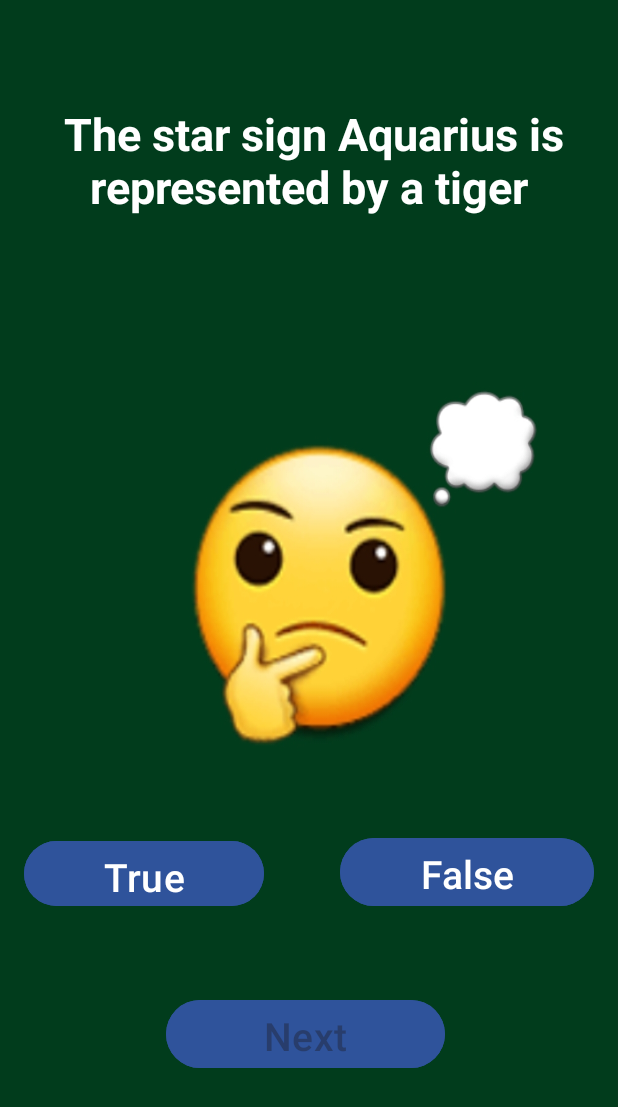
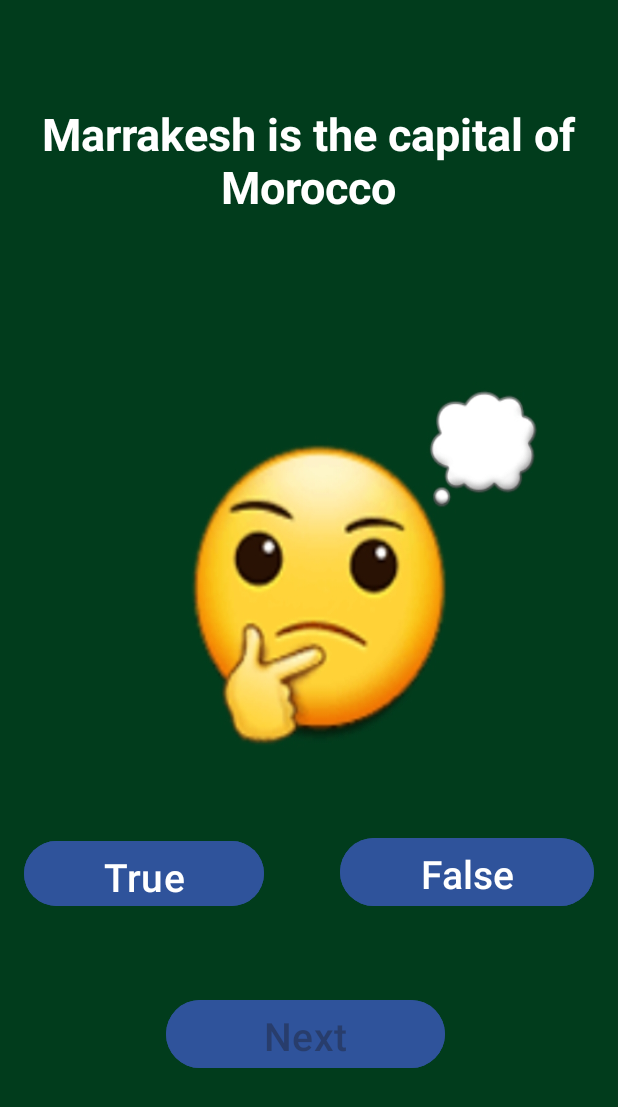
Before and after one commit to VCSTDN2024/imad5112-assignment-2-ST10470261, an Android app: the screen it shows after launch (MainActivity2), after a tap on "Start", on a phone screen of 412 x 824 dp. Shown: the top 1107 px of the screen. Run offline under Robolectric (Android 15) with nearby library versions, the phone set to English and light mode, and no system bars.

Commit message:
Final commit

```diff
--- a/app/src/main/java/com/example/popquizapp/MainActivity2.kt
+++ b/app/src/main/java/com/example/popquizapp/MainActivity2.kt
@@ -17,9 +17,28 @@ class MainActivity2 : AppCompatActivity() {
     private lateinit var trueBtn: Button
     private lateinit var nextBtn: Button
     private lateinit var falseBtn: Button
+    private lateinit var selectedQuestionSet: QuestionSet
+
+
+    enum class QuestionSetIdentifier {
+        SET_ONE,
+        SET_TWO,
+        SET_THREE,
+        SET_FOUR,
+        SET_FIVE
+    }
+    data class QuestionSet(
+        val id: QuestionSetIdentifier,
+        val questions: ArrayList<String>,
+        val answers: ArrayList<Boolean>
+    )
 
     companion object {
-        val questions = arrayOf(
+        val questionSets = listOf(
+            /*1st SET of questions*/
+            QuestionSet(
+                QuestionSetIdentifier.SET_ONE,
+                arrayListOf(
                     " The star sign Aquarius is represented by a tiger",
                     " 'A' is the most common letter used in the English language ",
                     " ASOS stands for As Seen On Screen",
@@ -30,19 +49,93 @@ class MainActivity2 : AppCompatActivity() {
                     " When the two numbers on opposite sides of a dice are added together it always equals 7",
                     " In the English language there is no word that rhymes with orange",
                     " English is the most spoken language in the world"
+                ),
+                arrayListOf(false, false, true, true, true, true, false, true, true, false)
+            ),
+
+            /*2nd SET of questions*/
+            QuestionSet(
+                QuestionSetIdentifier.SET_TWO,
+                arrayListOf(
+                    "The unicorn is the national animal of Scotland",
+                    "A cross between a horse and a zebra is called a 'Hobra'",
+                    "A lion's roar can be heard up to eight kilometres away",
+                    "Canis lupur is the scientific name for a wolf",
+                    "An octopus has three hearts",
+                    "Fish cannot blink",
+                    "Goldfish have a two second memory",
+                    "In Finding Nemo the protagonist is a pufferfish",
+                    "Hippos sweat a red substance",
+                    "The first animal sent into space was a monkey"
+                ),
+                arrayListOf(true, false, true, false, true, true, false, false, true, false)
+            ),
+
+            /*3rd SET of questions*/
+            QuestionSet(
+                QuestionSetIdentifier.SET_THREE,
+                arrayListOf(
+                    "The atomic number for lithium is 17",
+                    "The black box in a plane is black",
+                    "Alexander Fleming discovered penicillin",
+                    "There are two parts of the body that can't heal themselves",
+                    "There are five different blood groups",
+                    "Your 'radius' bone is in your leg",
+                    "The only letter not in the periodic table is the letter J",
+                    "The small intestine is about three-and-a-half times the length of your body",
+                    "Thomas Edison discovered gravity",
+                    "Venus is the hottest planet in the solar system"
+                ),
+                arrayListOf(false, false, true, false, false, false, true, true, false, true)
+            ),
+
+            /*4th SET of questions*/
+            QuestionSet(
+                QuestionSetIdentifier.SET_FOUR,
+                arrayListOf(
+                    "Marrakesh is the capital of Morocco",
+                    "Waterloo has the greatest number of tube platforms in London",
+                    "The Great Wall of China is longer than the distance between London and Beijing",
+                    "Monaco is the smallest country in the world",
+                    "The river Seine in Paris is longer than the river Thames in London",
+                    "Alaska is the biggest American state in square miles",
+                    "Australia is wider than the moon",
+                    "The United States has the longest coastline in the world",
+                    "Peru shares a border with Venezuela",
+                    "India is the most populated country in the world"
+                ),
+                arrayListOf(false, true, true, false, true, true, true, false, false, true) // Added answers here
+            ),
+
+            /*5th SET of questions*/
+            QuestionSet(
+                QuestionSetIdentifier.SET_FIVE,
+                arrayListOf(
+                    "Alliumphobia is a fear of garlic",
+                    "M&M stands for Mars and Moordale",
+                    "A cara cara navel is a type of orange",
+                    "Coffee is made from berries",
+                    "Spaghetto is the singular word for a piece of spaghetti",
+                    "Bananas are curved because they grow upwards towards the sun",
+                    "Ketchup was once used to cure diseases like diarrhoea and colds",
+                    "Honey will usually never go bad",
+                    "The Caesar salad was invented in France",
+                    "Pizza was invented in Rome, Italy"
+                ),
+                arrayListOf(true, false, true, true, true, true, true, true, false, false)
             )
-        val answers =
-            booleanArrayOf(false, false, true, true, true, true, false, true, true, false)
+        )
     }
-
-
         private var currentQuestionIndex = 0
         private var score = 0
+
 
     override fun onCreate(savedInstanceState: Bundle?) {
         super.onCreate(savedInstanceState)
         enableEdgeToEdge()
         setContentView(R.layout.activity_main2)
+
+        selectedQuestionSet = questionSets.random()
 
         questionTxt = findViewById(R.id.question_Txt)
         statementTxt = findViewById(R.id.statement_Txt)
@@ -57,7 +150,7 @@ class MainActivity2 : AppCompatActivity() {
 
         nextBtn.setOnClickListener {
             currentQuestionIndex++
-            if (currentQuestionIndex < questions.size) {
+            if (currentQuestionIndex < selectedQuestionSet.questions.size) {
                 displayQuestion()
                 statementTxt.text = ""
                 trueBtn.isEnabled = true
@@ -71,19 +164,14 @@ class MainActivity2 : AppCompatActivity() {
             }
         }
         nextBtn.isEnabled = false
-        /*val intent = Intent(this, MainActivity4::class.java)
-        intent.putExtra("questions", questions)
-        intent.putExtra("answers", answers)
-        startActivity(intent)*/
-
 
     }
     private fun displayQuestion() {
-        questionTxt.text = questions[currentQuestionIndex]
+        questionTxt.text = selectedQuestionSet.questions[currentQuestionIndex]
     }
 
     private fun checkAnswer(userAnswer: Boolean) {
-        val correctAnswer = answers[currentQuestionIndex]
+        val correctAnswer = selectedQuestionSet.answers[currentQuestionIndex]
 
         if (userAnswer == correctAnswer) {
             statementTxt.text = "Correct!"
--- a/app/src/main/res/layout/activity_main.xml
+++ b/app/src/main/res/layout/activity_main.xml
@@ -32,8 +32,8 @@
         android:gravity="center"
         android:text="  When ready to begin, click the start button below."
         android:textAlignment="center"
-        android:textColor="@color/yellow"
-        android:textSize="20dp"
+        android:textColor="@color/white"
+        android:textSize="25dp"
         android:textStyle="italic"
         app:layout_constraintBottom_toBottomOf="parent"
         app:layout_constraintEnd_toEndOf="parent"
--- a/app/src/main/res/layout/activity_main4.xml
+++ b/app/src/main/res/layout/activity_main4.xml
@@ -12,7 +12,7 @@
 
     <ScrollView
         android:layout_width="390dp"
-        android:layout_height="100dp"
+        android:layout_height="325dp"
         android:layout_marginBottom="20dp"
         app:layout_constraintBottom_toBottomOf="parent"
         app:layout_constraintEnd_toEndOf="parent"
@@ -25,7 +25,7 @@
             android:layout_height="wrap_content"
             android:text=""
             android:textColor="@color/yellow"
-            android:textSize="23dp" />
+            android:textSize="19dp" />
     </ScrollView>
 
     <TextView
--- a/gradle/libs.versions.toml
+++ b/gradle/libs.versions.toml
@@ -1,5 +1,5 @@
 [versions]
-agp = "8.9.1"
+agp = "8.9.2"
 kotlin = "2.0.21"
 coreKtx = "1.15.0"
 junit = "4.13.2"
```
Also changed, not shown: app/src/main/java/com/example/popquizapp/MainActivity3.kt (+17 -2 lines), app/src/main/java/com/example/popquizapp/MainActivity4.kt (+81 -7 lines), 1 other file. Lines whose indentation alone changed are shown as unchanged.
